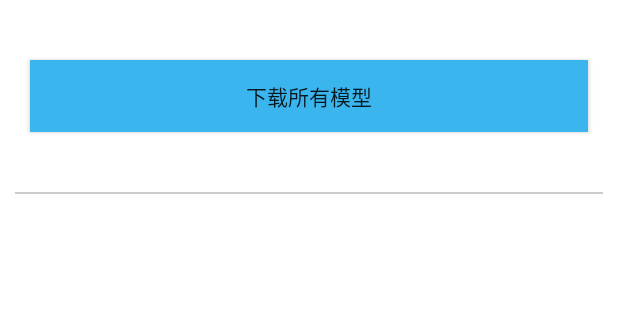
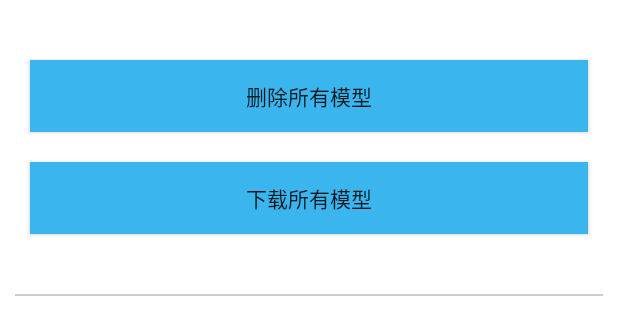
Before and after one commit to wangzhaode/mnn-llm, an Android app: the layout activity_download.xml on its own in the app's theme, with its tools: preview values and no code run, on a phone screen of 412 x 824 dp. Shown: the top 335 px of the screen. Run offline under Robolectric (Android 15) with nearby library versions, the phone set to English and light mode, and no system bars.

Commit message:
fix lm.mnn and add clear model for android app.

```diff
--- a/android/app/src/main/java/com/mnn/chatglm/recyclerdownload/DownloadData.java
+++ b/android/app/src/main/java/com/mnn/chatglm/recyclerdownload/DownloadData.java
@@ -82,6 +82,12 @@ public class DownloadData {
 
     public void setSuccess(int sucess) { this.mSuccess = sucess; }
 
+    public void onClear() {
+        File file = new File(mDir, mName);
+        if (file.exists()) {
+            file.delete();
+        }
+    }
     public void onDownload(int nextDownloadIdx) {
         // check has download
         File file = new File(mDir, mName);
--- a/android/app/src/main/res/layout/activity_download.xml
+++ b/android/app/src/main/res/layout/activity_download.xml
@@ -8,12 +8,25 @@
         android:orientation="vertical"
         >
         <Button
+            android:id="@+id/clear_all"
+            android:layout_width="match_parent"
+            android:layout_height="wrap_content"
+            android:layout_gravity="center"
+            android:layout_marginHorizontal="@dimen/space20"
+            android:layout_marginTop="40dp"
+            android:layout_marginBottom="10dp"
+            android:background="#3bb5ee"
+            android:text="删除所有模型"
+            android:onClick="clearAll">
+        </Button>
+        <Button
             android:id="@+id/download_all"
             android:layout_width="match_parent"
             android:layout_height="wrap_content"
             android:layout_gravity="center"
             android:layout_marginHorizontal="@dimen/space20"
-            android:layout_marginVertical="40dp"
+            android:layout_marginTop="10dp"
+            android:layout_marginBottom="40dp"
             android:background="#3bb5ee"
             android:text="下载所有模型"
             android:onClick="downloadAll">
--- a/android/app/src/main/res/values/models.xml
+++ b/android/app/src/main/res/values/models.xml
@@ -61,7 +61,7 @@
         <item>101104300</item>
         <item>101104300</item>
         <item>100507772</item>
-        <item>268888716</item>
+        <item>268366612</item>
         <item>1069285376</item>
     </integer-array>
 </resources>
```
Also changed, not shown: android/app/src/main/java/com/mnn/chatglm/DownloadModel.java (+14 -0 lines), android/app/src/main/java/com/mnn/chatglm/recyclerdownload/DownloadRecyclerView.java (+8 -0 lines).
